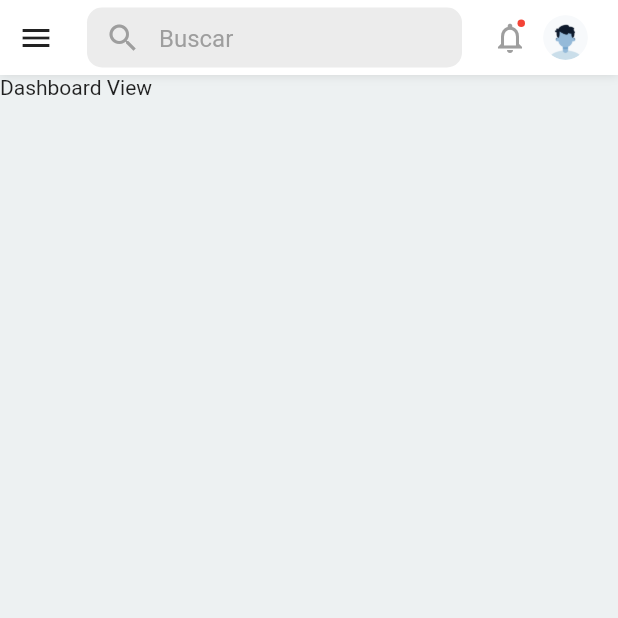
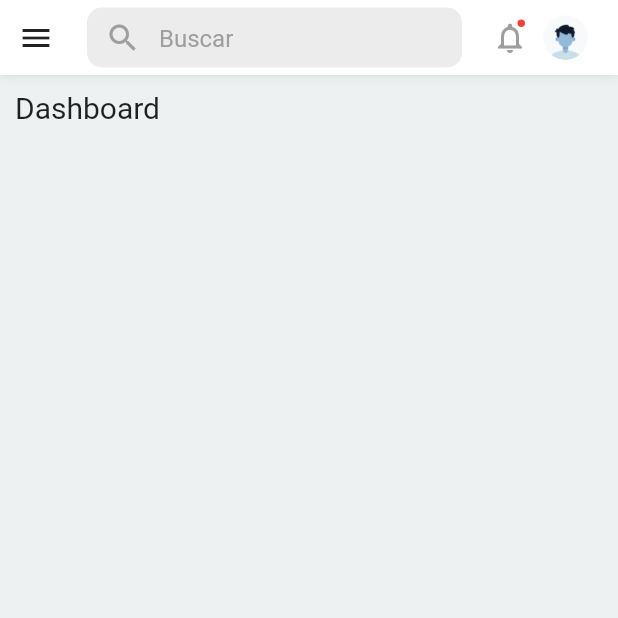
Before and after one commit to julioctb/Dashboard-Solutica, a Flutter app: the screen it shows after launch, on a phone screen of 412 x 824 dp, the top half of it. Run offline on Flutter 3.47's test engine with Material 2 defaults, Android fonts, the phone set to English and light mode, and no system bars; our stand-ins replace fluro, google_fonts.

Commit message:
mejores en el estilo con creacion de labels

```diff
--- a/lib/layout/dashboard/dashboard_layout.dart
+++ b/lib/layout/dashboard/dashboard_layout.dart
@@ -29,7 +29,10 @@ class DashboardLayout extends StatelessWidget {
               child: Column(
                 children: [
                 const Navbar(),
-                Expanded(child: child)
+                Expanded(child: Padding(
+                  padding: const EdgeInsets.symmetric(vertical: 10, horizontal: 10),
+                  child: child,
+                  ))
 
 
               ]),
--- a/lib/router/admin_handlers.dart
+++ b/lib/router/admin_handlers.dart
@@ -5,7 +5,7 @@ class AdminHandlers {
 
   static Handler dashboard = Handler(
     handlerFunc: (context, params) {
-      return DashboardView();
+      return const DashboardView();
     }
     );
 
--- a/lib/router/router.dart
+++ b/lib/router/router.dart
@@ -12,8 +12,8 @@ class Flurorouter {
 
   // configuracion de rutas
    static void configureRoutes(){
-    router.define(initialRoute, handler: AdminHandlers.dashboard);
-    router.define(dashboardRoute, handler: AdminHandlers.dashboard);
+    router.define(initialRoute, handler: AdminHandlers.dashboard, transitionType: TransitionType.none);
+    router.define(dashboardRoute, handler: AdminHandlers.dashboard,transitionType: TransitionType.none);
 
     // pagina no encontrada
     router.notFoundHandler = NotFoundHandler.notFoundPage;
--- /dev/null
+++ b/lib/ui/labels/custom_labels.dart
@@ -0,0 +1,13 @@
+import 'package:flutter/material.dart';
+import 'package:google_fonts/google_fonts.dart';
+
+
+class CustomLabels {
+
+  static TextStyle h1 = GoogleFonts.roboto(
+    fontSize: 20,
+    fontWeight: FontWeight.w400
+  );
+
+
+}
--- a/lib/ui/shared/navbar.dart
+++ b/lib/ui/shared/navbar.dart
@@ -17,7 +17,7 @@ class Navbar extends StatelessWidget {
       child: Row(
         children: [
           if( size.width < 700)
-          IconButton(icon: Icon(Icons.menu_outlined), onPressed: () {}),
+          IconButton(icon: const Icon(Icons.menu_outlined), onPressed: () {}),
 
           const SizedBox(width: 10),
 
--- a/lib/ui/views/dashboard_view.dart
+++ b/lib/ui/views/dashboard_view.dart
@@ -1,4 +1,5 @@
 import 'package:flutter/material.dart';
+import 'package:solutica/ui/labels/custom_labels.dart';
 
 class DashboardView extends StatelessWidget {
   const DashboardView({super.key});
@@ -6,9 +7,9 @@ class DashboardView extends StatelessWidget {
   @override
   Widget build(BuildContext context) {
     return ListView(
-      physics: ClampingScrollPhysics(),
+      physics: const ClampingScrollPhysics(),
       children: [
-        Text('Dashboard View')
+        Text('Dashboard', style: CustomLabels.h1,)
       ],
     );
   }
--- a/lib/ui/views/nopagefound_view.dart
+++ b/lib/ui/views/nopagefound_view.dart
@@ -8,7 +8,7 @@ class NoPageFound extends StatelessWidget {
   @override
   Widget build(BuildContext context) {
     return  Center(
-      child: Text('la pagina solicitada no existe o no tienes permiso para verla',
+      child: Text('La pagina solicitada no existe o no tienes permiso para visualizarla',
       style: GoogleFonts.roboto(
         fontSize: 16
       ),
```
